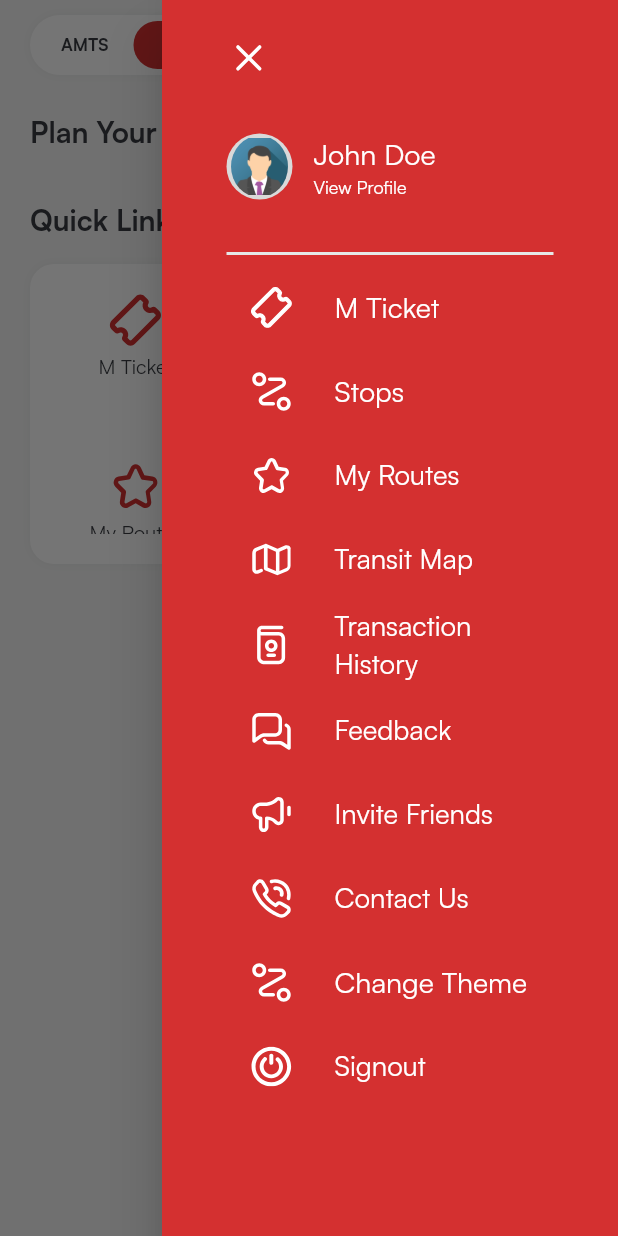
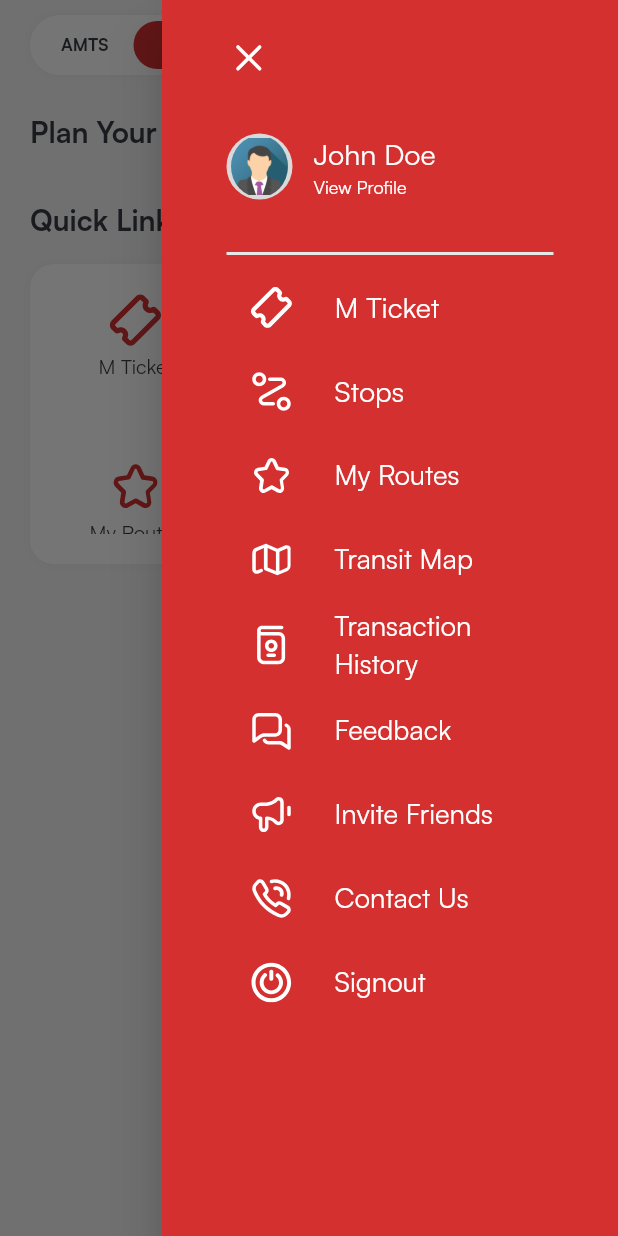
Before and after one commit to AshokSongara/ahmedabad_brts_amts, a Flutter app: the HomeScreen screen opened directly, with the side drawer open, on a phone screen of 412 x 824 dp. Run offline on Flutter 3.47's test engine with Material 2 defaults, Android fonts, the phone set to English and light mode, and no system bars; our stand-ins replace bloc, equatable, flutter_bloc, flutter_screenutil, flutter_svg, get and 8 more; missing offline and left inert: paytm_allinonesdk; accounts and stored records are empty; network calls fail.

Commit message:
Rushik - remove change theme screen

```diff
--- a/lib/helper/route_helper.dart
+++ b/lib/helper/route_helper.dart
@@ -14,7 +14,6 @@
 import 'package:ahmedabad_brts_amts/presentation/pages/passenger_details/passenger_details.dart';
 import 'package:ahmedabad_brts_amts/presentation/pages/payment_details/payment_details_screen.dart';
 import 'package:ahmedabad_brts_amts/presentation/pages/search_route_number/search_route_number_screen.dart';
-import 'package:ahmedabad_brts_amts/presentation/pages/theme/change_theme_screen.dart';
 import 'package:get/get.dart';
 import '../presentation/pages/dashboard/search_result_screen.dart';
 import '../presentation/pages/lrf/splash_screen.dart';
@@ -38,7 +37,6 @@
   static const String oneDayPassRoute = '/oneDayPass';
   static const String contactUs = '/contact_us';
   static const String payment = '/payment_details';
-  static const String changeTheme = '/changeTheme';
   static const String booking = '/booking';
 
   static String getInitialRoute() => '$initial';
@@ -78,7 +76,6 @@
   static String getoneDayPassRoute() => '$oneDayPassRoute';
   static String getContactUsRoute() => '$contactUs';
   static String getPaymentDetailsRoute() => '$payment';
-  static String getChangeThemeRoute() => '$changeTheme';
   static String getBookingRoute() => '$booking';
 
   static List<GetPage> routes = [
@@ -121,7 +118,6 @@
     GetPage(name: myRoute, page: () => const MyRoutesScreen()),
     GetPage(name: searchRoute, page: () => const SearchRouteNumberScreen()),
     GetPage(name: payment, page: () => const PaymentDetailsScreen()),
-    GetPage(name: changeTheme, page: () => const ChangeThemeScreen()),
     GetPage(name: booking, page: () => const BookingScreen()),
   ];
 }
--- a/lib/presentation/pages/dashboard/home_screen.dart
+++ b/lib/presentation/pages/dashboard/home_screen.dart
@@ -270,24 +270,6 @@
                     ),
                     onTap: () {
                       Get.toNamed(RouteHelper.getContactUsRoute());
-                    },
-                  ),
-                  ListTile(
-                    leading: SvgPicture.asset(
-                      ImageConstant.iRoute,
-                      color: Colors.white,
-                      height: Dimensions.dp28,
-                      width: Dimensions.dp28,
-                    ),
-                    title: Text(
-                      "Change Theme",
-                      style: satoshiRegular.copyWith(
-                          fontSize: Dimensions.dp19,
-                          fontWeight: FontWeight.w500,
-                          color: Colors.white),
-                    ),
-                    onTap: () {
-                      Get.toNamed(RouteHelper.getChangeThemeRoute());
                     },
                   ),
                   ListTile(
```
Also changed, not shown: lib/presentation/pages/theme/change_theme_screen.dart (deleted, +0 -45 lines).
